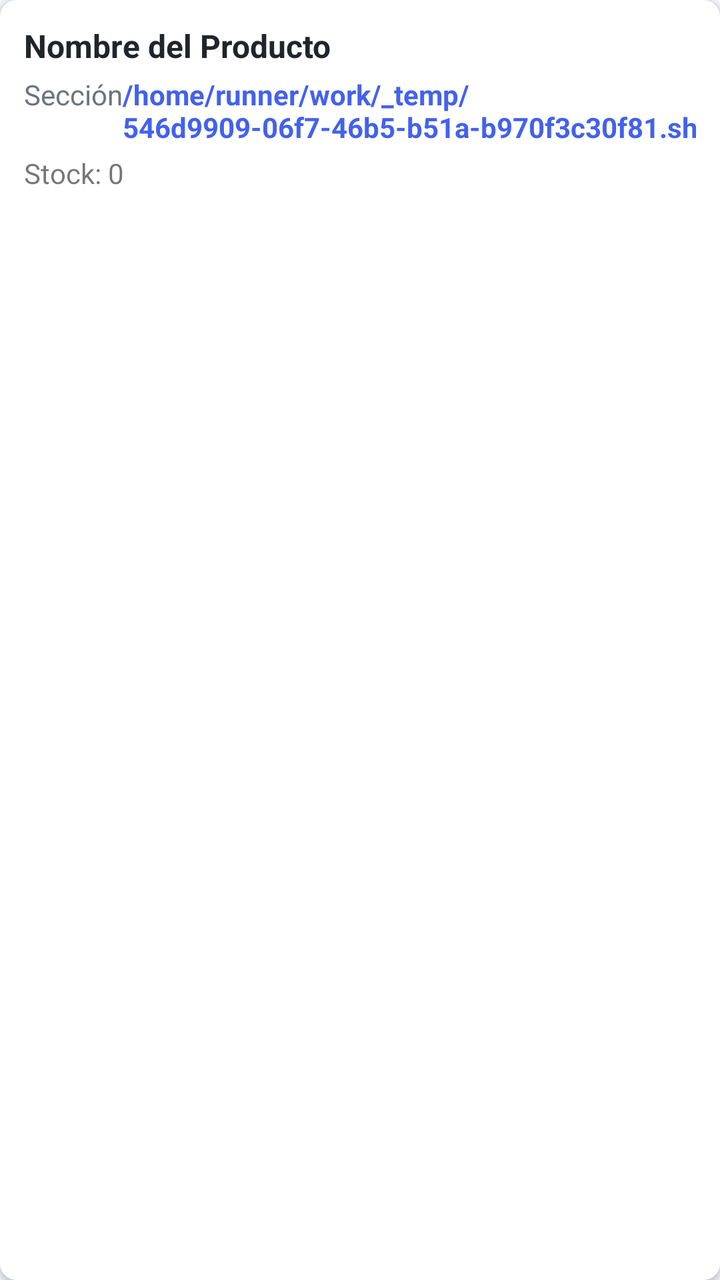
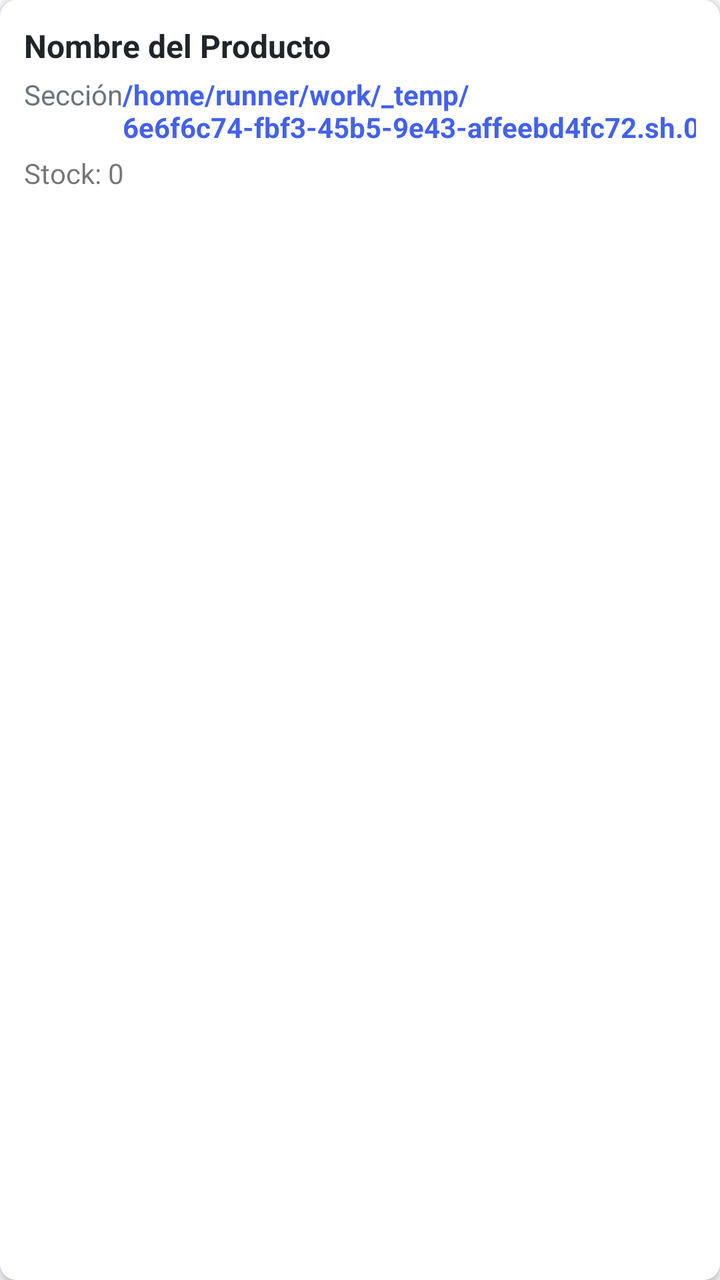

An Android layout rendered at two revisions. The XML below is the earlier revision; the diff shows what the commit changed to produce the second picture.
<!-- AndroidManifest.xml: application theme Theme.OmniVentas -->
<!-- res/layout/item_producto.xml -->
<?xml version="1.0" encoding="utf-8"?>
<androidx.cardview.widget.CardView xmlns:android="http://schemas.android.com/apk/res/android"
    xmlns:app="http://schemas.android.com/apk/res-auto"
    android:layout_width="match_parent"
    android:layout_height="wrap_content"
    android:layout_marginBottom="8dp"
    app:cardCornerRadius="8dp"
    app:cardElevation="2dp">
    <LinearLayout
        android:layout_width="match_parent"
        android:layout_height="wrap_content"
        android:orientation="vertical"
        android:padding="12dp">
        <TextView
            android:id="@+id/tv_nombre"
            android:layout_width="match_parent"
            android:layout_height="wrap_content"
            android:text="Nombre del Producto"
            android:textSize="16sp"
            android:textStyle="bold"
            android:textColor="@color/dark" />
        <LinearLayout
            android:layout_width="match_parent"
            android:layout_height="wrap_content"
            android:orientation="horizontal"
            android:layout_marginTop="4dp">
            <TextView
                android:id="@+id/tv_seccion"
                android:layout_width="0dp"
                android:layout_height="wrap_content"
                android:layout_weight="1"
                android:text="Sección"
                android:textSize="14sp"
                android:textColor="@color/gray" />
            <TextView
                android:id="@+id/tv_precio"
                android:layout_width="wrap_content"
                android:layout_height="wrap_content"
                android:text="/home/runner/work/_temp/546d9909-06f7-46b5-b51a-b970f3c30f81.sh.00"
                android:textSize="14sp"
                android:textColor="@color/primary"
                android:textStyle="bold" />
        </LinearLayout>
        <TextView
            android:id="@+id/tv_stock"
            android:layout_width="wrap_content"
            android:layout_height="wrap_content"
            android:text="Stock: 0"
            android:textSize="14sp"
            android:layout_marginTop="4dp" />
    </LinearLayout>
</androidx.cardview.widget.CardView>
<!-- resources referenced by this layout -->
<resources>
  <color name="dark">#212529</color>
  <color name="gray">#6C757D</color>
  <color name="primary">#4361EE</color>
  <style name="Theme.OmniVentas" parent="Theme.MaterialComponents.DayNight.NoActionBar">
          <item name="colorPrimary">@color/primary</item>
          <item name="colorPrimaryVariant">@color/primary_dark</item>
          <item name="colorOnPrimary">@color/white</item>
          <item name="colorSecondary">@color/secondary</item>
          <item name="colorOnSecondary">@color/white</item>
          <item name="android:statusBarColor">@color/primary</item>
          <item name="android:windowBackground">@color/light_gray</item>
      </style>
  <color name="primary_dark">#3A56D4</color>
  <color name="white">#FFFFFF</color>
  <color name="secondary">#3F37C9</color>
  <color name="light_gray">#F5F7FB</color>
</resources>

<!-- the commit's change to res/layout/item_producto.xml (unified diff, before → after) -->
@@ -36,7 +36,7 @@
                 android:id="@+id/tv_precio"
                 android:layout_width="wrap_content"
                 android:layout_height="wrap_content"
-                android:text="/home/runner/work/_temp/546d9909-06f7-46b5-b51a-b970f3c30f81.sh.00"
+                android:text="/home/runner/work/_temp/6e6f6c74-fbf3-45b5-9e43-affeebd4fc72.sh.00"
                 android:textSize="14sp"
                 android:textColor="@color/primary"
                 android:textStyle="bold" />
